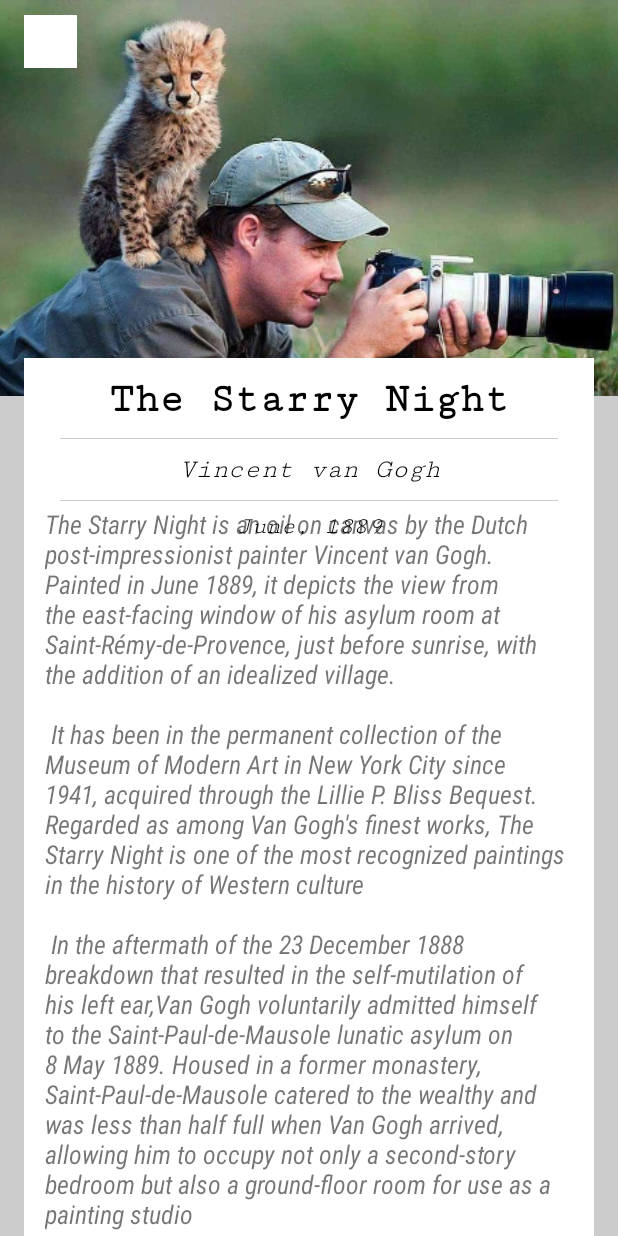
After one commit to lionlions/ZoosIntroduction, an Android app: the layout multiple_animation_example.xml on its own in the app's theme, with its tools: preview values and no code run, on a phone screen of 412 x 824 dp. The commit adds this screen. Run offline under Robolectric (Android 15) with nearby library versions, the phone set to English and light mode, and no system bars.

Commit message:
Commit Change
Commit Change

```diff
--- a/app/src/main/java/com/cindy/zoosintroduction/view/ZoosListFragment.kt
+++ b/app/src/main/java/com/cindy/zoosintroduction/view/ZoosListFragment.kt
@@ -1,6 +1,7 @@
 package com.cindy.zoosintroduction.view
 
 import android.os.Bundle
+import android.util.Log
 import android.view.LayoutInflater
 import android.view.View
 import android.view.ViewGroup
@@ -53,5 +54,9 @@ class ZoosListFragment : Fragment() {
                 mAdapter!!.notifyDataSetChanged()
             }
         })
+        mZoosListViewModel.mZoosListSelectItemLiveData.observe(this, Observer {
+            Log.w(TAG, "name: ${it.E_Name}")
+            requireActivity().supportFragmentManager.beginTransaction().replace(R.id.)
+        })
     }
 }
--- a/app/src/main/java/com/cindy/zoosintroduction/viewmodel/ZoosListViewModel.kt
+++ b/app/src/main/java/com/cindy/zoosintroduction/viewmodel/ZoosListViewModel.kt
@@ -26,6 +26,7 @@ class ZoosListViewModel(): ViewModel() {
     private var mZoosModel: ZoosModel? = null
 
     var mZoosListLiveData: MutableLiveData<List<Zoo>> = MutableLiveData()
+    var mZoosListSelectItemLiveData: MutableLiveData<Zoo> = MutableLiveData()
     val isZoosListEmpty: LiveData<Boolean> = Transformations.map(mZoosListLiveData){
         it.isNullOrEmpty()
     }
@@ -90,6 +91,7 @@ class ZoosListViewModel(): ViewModel() {
     fun onItemClick(view: View, zoo: Zoo){
         //Go to next zoo detail fragment
         Log.v(TAG, "item click!!")
+        mZoosListSelectItemLiveData.value = zoo
     }
 
 }
--- /dev/null
+++ b/app/src/main/res/layout/multiple_animation_example.xml
@@ -0,0 +1,162 @@
+<?xml version="1.0" encoding="utf-8"?>
+<androidx.constraintlayout.motion.widget.MotionLayout xmlns:android="http://schemas.android.com/apk/res/android"
+    xmlns:app="http://schemas.android.com/apk/res-auto"
+    android:id="@+id/motionLayout"
+    android:layout_width="match_parent"
+    android:layout_height="match_parent"
+    android:background="#cccccc"
+    android:orientation="vertical"
+    app:layoutDescription="@xml/motion_scene_multiple_animation">
+
+    <ImageView
+        android:id="@+id/coverImage"
+        android:layout_width="0dp"
+        android:layout_height="0dp"
+        android:scaleType="centerCrop"
+        app:layout_constraintBottom_toTopOf="@id/guideline2"
+        app:layout_constraintEnd_toEndOf="parent"
+        app:layout_constraintStart_toStartOf="parent"
+        app:layout_constraintTop_toTopOf="parent"
+        app:srcCompat="@drawable/header_view1" />
+
+
+    <View
+        android:id="@+id/hamburgerBg"
+        android:background="#ffffff"
+        app:layout_constraintStart_toStartOf="parent"
+        app:layout_constraintTop_toTopOf="parent"
+        android:layout_marginTop="10dp"
+        android:layout_marginStart="16dp"
+        android:layout_width="35dp"
+        android:layout_height="35dp" />
+
+    <androidx.constraintlayout.widget.Guideline
+        android:id="@+id/guideline1"
+        android:layout_width="wrap_content"
+        android:layout_height="wrap_content"
+        android:orientation="horizontal"
+        app:layout_constraintGuide_percent="0.29" />
+
+    <androidx.constraintlayout.widget.Guideline
+        android:id="@+id/guideline2"
+        android:layout_width="wrap_content"
+        android:layout_height="wrap_content"
+        android:orientation="horizontal"
+        app:layout_constraintGuide_percent="0.32" />
+
+
+    <View
+        android:id="@+id/bgView"
+        android:layout_width="0dp"
+        android:layout_height="0dp"
+        android:layout_marginStart="16dp"
+        android:layout_marginEnd="16dp"
+        android:background="#ffffff"
+        app:layout_constraintBottom_toBottomOf="parent"
+        app:layout_constraintEnd_toEndOf="parent"
+        app:layout_constraintStart_toStartOf="parent"
+        app:layout_constraintTop_toBottomOf="@id/guideline1" />
+
+    <TextView
+        android:id="@+id/titleTextView"
+        android:layout_width="0dp"
+        android:layout_height="wrap_content"
+        android:layout_marginTop="12dp"
+        android:fontFamily="serif-monospace"
+        android:gravity="center"
+        android:text="The Starry Night"
+        android:textColor="#000000"
+        android:textSize="28sp"
+        android:textStyle="bold"
+        app:layout_constraintEnd_toEndOf="@id/bgView"
+        app:layout_constraintStart_toStartOf="@id/bgView"
+        app:layout_constraintTop_toBottomOf="@id/guideline1" />
+
+    <View
+        android:id="@+id/divider"
+        android:layout_width="0dp"
+        android:layout_height="0.7dp"
+        android:layout_marginStart="24dp"
+        android:layout_marginTop="10dp"
+        android:layout_marginEnd="24dp"
+        android:background="#cccccc"
+        app:layout_constraintEnd_toEndOf="@id/bgView"
+        app:layout_constraintStart_toStartOf="@id/bgView"
+        app:layout_constraintTop_toBottomOf="@id/titleTextView" />
+
+    <TextView
+        android:id="@+id/descTextView"
+        android:layout_width="0dp"
+        android:layout_height="wrap_content"
+        android:layout_marginTop="10dp"
+        android:fontFamily="serif-monospace"
+        android:gravity="center"
+        android:text="Vincent van Gogh"
+        android:textColor="#000000"
+        android:textSize="18sp"
+        android:textStyle="italic"
+        app:layout_constraintEnd_toEndOf="@id/bgView"
+        app:layout_constraintStart_toStartOf="@id/bgView"
+        app:layout_constraintTop_toBottomOf="@id/divider" />
+
+    <View
+        android:id="@+id/divider2"
+        android:layout_width="0dp"
+        android:layout_height="0.7dp"
+        android:layout_marginStart="24dp"
+        android:layout_marginTop="10dp"
+        android:layout_marginEnd="24dp"
+        android:background="#cccccc"
+        app:layout_constraintEnd_toEndOf="@id/bgView"
+        app:layout_constraintStart_toStartOf="@id/bgView"
+        app:layout_constraintTop_toBottomOf="@id/descTextView" />
+
+    <TextView
+        android:id="@+id/dateTextView"
+        android:layout_width="0dp"
+        android:layout_height="wrap_content"
+        android:layout_marginTop="8dp"
+        android:fontFamily="serif-monospace"
+        android:gravity="center"
+        android:text="June, 1889"
+        android:textColor="#000000"
+        android:textSize="16sp"
+        android:textStyle="italic"
+        app:layout_constraintEnd_toEndOf="@id/bgView"
+        app:layout_constraintStart_toStartOf="@id/bgView"
+        app:layout_constraintTop_toBottomOf="@id/divider2" />
+
+<!--    <include-->
+<!--        android:id="@+id/shareLayout"-->
+<!--        layout="@layout/custom_share_layout"-->
+<!--        android:layout_width="0dp"-->
+<!--        android:layout_height="wrap_content"-->
+<!--        android:layout_marginTop="10dp"-->
+<!--        app:layout_constraintEnd_toEndOf="@id/bgView"-->
+<!--        app:layout_constraintStart_toStartOf="@id/bgView"-->
+<!--        app:layout_constraintTop_toBottomOf="@id/dateTextView" />-->
+
+    <TextView
+        android:id="@+id/contentText"
+        android:layout_width="0dp"
+        android:layout_height="wrap_content"
+        android:fontFamily="sans-serif-condensed"
+        android:nestedScrollingEnabled="false"
+        android:padding="14dp"
+        android:layout_marginStart="16dp"
+        android:layout_marginEnd="16dp"
+        android:text="The Starry Night is an oil on canvas by the Dutch post-impressionist painter Vincent van Gogh. Painted in June 1889, it depicts the view from the east-facing window of his asylum room at Saint-Rémy-de-Provence, just before sunrise, with the addition of an idealized village.
+\n\n
+It has been in the permanent collection of the Museum of Modern Art in New York City since 1941, acquired through the Lillie P. Bliss Bequest. Regarded as among Van Gogh's finest works, The Starry Night is one of the most recognized paintings in the history of Western culture
+\n\n
+In the aftermath of the 23 December 1888 breakdown that resulted in the self-mutilation of his left ear,Van Gogh voluntarily admitted himself to the Saint-Paul-de-Mausole lunatic asylum on 8 May 1889. Housed in a former monastery, Saint-Paul-de-Mausole catered to the wealthy and was less than half full when Van Gogh arrived, allowing him to occupy not only a second-story bedroom but also a ground-floor room for use as a painting studio
+
+"
+        android:textSize="17sp"
+        android:textStyle="italic"
+        app:layout_constraintEnd_toEndOf="parent"
+        app:layout_constraintStart_toStartOf="parent"
+        app:layout_constraintTop_toBottomOf="@id/descTextView" />
+
+
+</androidx.constraintlayout.motion.widget.MotionLayout>
--- a/app/src/main/res/menu/activity_main_drawer.xml
+++ b/app/src/main/res/menu/activity_main_drawer.xml
@@ -7,10 +7,10 @@
         <item
             android:id="@+id/nav_zoos_introduction"
             android:icon="@drawable/ic_zoo"
-            android:title="@string/navigation_item_zoos_introduction" />
+            android:title="@string/navigation_item_zoos_list" />
         <item
             android:id="@+id/nav_plants"
             android:icon="@drawable/ic_plants"
-            android:title="@string/navigation_item_plants" />
+            android:title="@string/navigation_item_plants_list" />
     </group>
 </menu>
--- a/app/src/main/res/values/strings.xml
+++ b/app/src/main/res/values/strings.xml
@@ -1,5 +1,5 @@
 <resources>
     <string name="app_name">Zoos Introduction</string>
-    <string name="navigation_item_zoos_introduction">館區介紹</string>
-    <string name="navigation_item_plants">植物介紹</string>
+    <string name="navigation_item_zoos_list">館區介紹</string>
+    <string name="navigation_item_plants_list">植物介紹</string>
 </resources>
--- /dev/null
+++ b/app/src/main/res/xml/motion_scene_multiple_animation.xml
@@ -0,0 +1,19 @@
+<?xml version="1.0" encoding="utf-8"?>
+<MotionScene xmlns:android="http://schemas.android.com/apk/res/android"
+    xmlns:app="http://schemas.android.com/apk/res-auto"
+    xmlns:motion="http://schemas.android.com/apk/res-auto">
+
+    <Transition
+        app:constraintSetEnd="@layout/multiple_animation_example_end"
+        app:constraintSetStart="@layout/multiple_animation_example"
+        app:duration="1000">
+
+        <OnSwipe
+            app:dragDirection="dragUp"
+            app:touchAnchorId="@id/bgView"
+            app:touchAnchorSide="top" />
+
+    </Transition>
+
+
+</MotionScene>
```
Also changed, not shown: app/src/main/java/com/cindy/zoosintroduction/view/PlantsInfoFragment.kt (+14 -14 lines), app/src/main/res/layout/multiple_animation_example_end.xml (added, +153 -0 lines), app/src/main/res/navigation/mobile_navigation.xml (+6 -6 lines).
